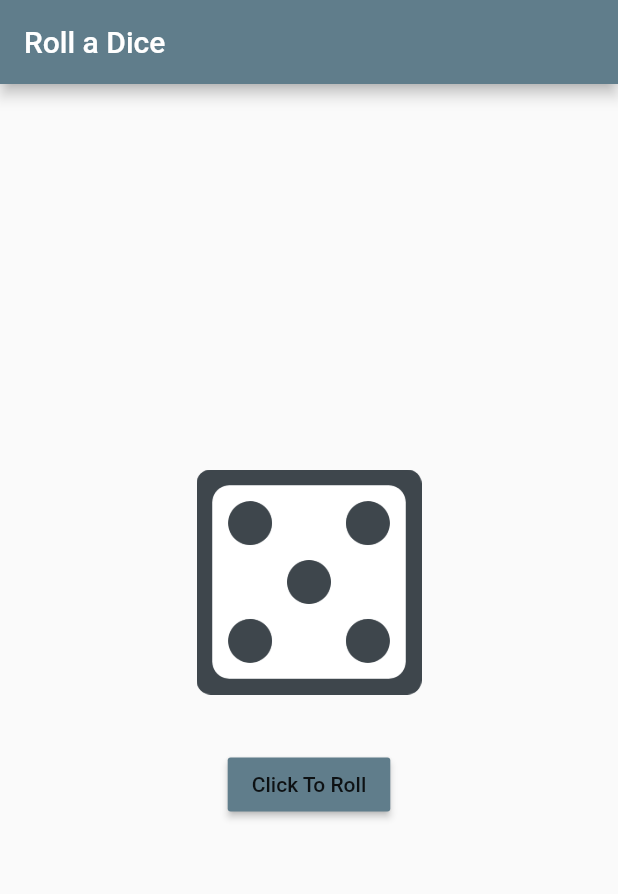
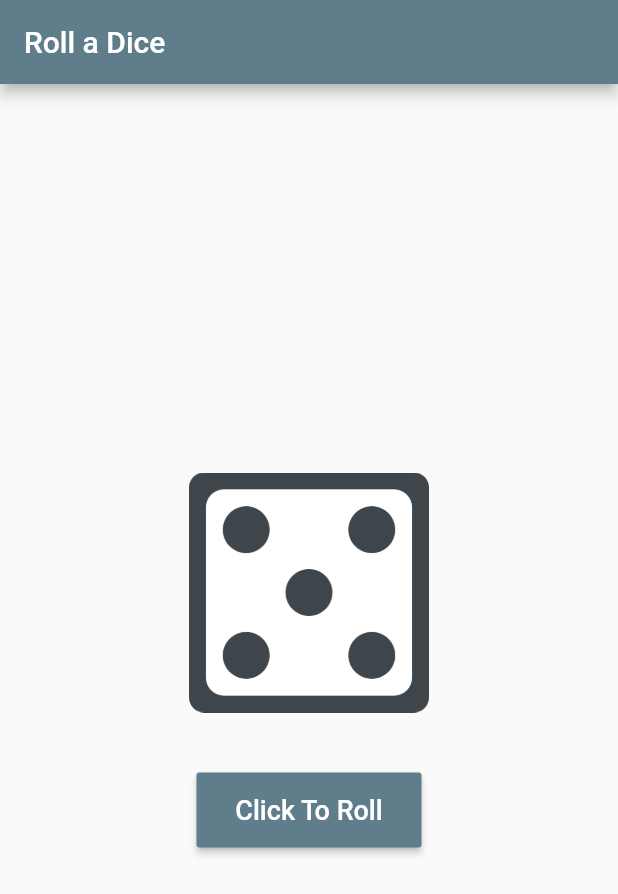
Before and after one commit to rajvaya/DICE_ROLLER, a Flutter app: the screen it shows after launch, after a tap on "Click To Roll", on a phone screen of 412 x 824 dp. Shown: the top 894 px of the screen. Run offline on Flutter 3.47's test engine with Material 2 defaults, Android fonts, the phone set to English and light mode, and no system bars.

Commit message:
Working code with new UI

```diff
--- a/lib/DiceRoll.dart
+++ b/lib/DiceRoll.dart
@@ -1,33 +1,26 @@
 import 'dart:math';
 
 import 'package:flutter/material.dart';
-
 
 class Roll extends StatefulWidget {
   @override
   _RollState createState() => _RollState();
 }
 
-
 class _RollState extends State<Roll> {
-
-  AssetImage one  = AssetImage('img/one.png');
-  AssetImage two  = AssetImage('img/two.png');
-  AssetImage three  = AssetImage('img/three.png');
-  AssetImage four  = AssetImage('img/four.png');
-  AssetImage five  = AssetImage('img/five.png');
-  AssetImage six  = AssetImage('img/six.png');
+  AssetImage one = AssetImage('img/one.png');
+  AssetImage two = AssetImage('img/two.png');
+  AssetImage three = AssetImage('img/three.png');
+  AssetImage four = AssetImage('img/four.png');
+  AssetImage five = AssetImage('img/five.png');
+  AssetImage six = AssetImage('img/six.png');
   AssetImage dice;
   AssetImage newdice;
 
+  void DiceRoll() {
+    int Rand = (Random().nextInt(6) + 1);
 
-
-  void DiceRoll() {
-
-    int Rand = (Random().nextInt(6)+1);
-
-    switch (Rand)
-    {
+    switch (Rand) {
       case 1:
         newdice = one;
         break;
@@ -46,21 +39,12 @@ class _RollState extends State<Roll> {
       case 6:
         newdice = six;
         break;
-
     }
-
-
 
     setState(() {
       dice = newdice;
-
     });
-
-
-
   }
-
-
 
   @override
   void initState() {
@@ -69,22 +53,31 @@ class _RollState extends State<Roll> {
     dice = one;
   }
 
-
   @override
   Widget build(BuildContext context) {
     return Scaffold(
-           appBar: AppBar(title: Text("Roll a Dice"),),
+      appBar: AppBar(
+        title: Text("Roll a Dice"),
+      ),
       body: Container(
         child: Center(
           child: Column(
             mainAxisAlignment: MainAxisAlignment.center,
             crossAxisAlignment: CrossAxisAlignment.center,
             children: <Widget>[
-              Image(image: dice,width: 150,height: 150),
-              SizedBox(height: 16,),
-              Padding(
-                padding: const EdgeInsets.all(20.0),
-                child: RaisedButton(onPressed: DiceRoll,child: Text('Click To Roll'),color: Colors.blueGrey,),
+              Image(image: dice, width: 160, height: 160),
+              Container(height: 50,
+                width: 150,
+                margin: EdgeInsets.only(top: 40),
+                child: RaisedButton(
+                  onPressed: DiceRoll,
+                  child: Text('Click To Roll',style:
+                    TextStyle(
+                      fontSize: 18,
+                      color: Colors.white
+                    ),),
+                  color: Colors.blueGrey,
+                ),
               )
             ],
           ),
--- a/lib/main.dart
+++ b/lib/main.dart
@@ -1,18 +1,20 @@
 import 'package:flutter/material.dart';
 import 'package:flutter_app/DiceRoll.dart';
 
-void main() => runApp(MyApp());
 
-class MyApp extends StatelessWidget {
-  // This widget is the root of your application.
+
+void main() => runApp(myapp());
+
+
+class myapp extends StatelessWidget {
   @override
   Widget build(BuildContext context) {
-    return MaterialApp(
-      title: 'Flutter Demo',
-      theme: ThemeData(
-        primarySwatch: Colors.blueGrey
-      ),
-      home: Roll(),
-    );
+   return MaterialApp(
+     title: 'flutter demo',
+     home: Roll(),
+     theme: ThemeData(
+       primaryColor: Colors.blueGrey
+     ),
+   );
   }
 }
```
Also changed, not shown: 1 other file.
